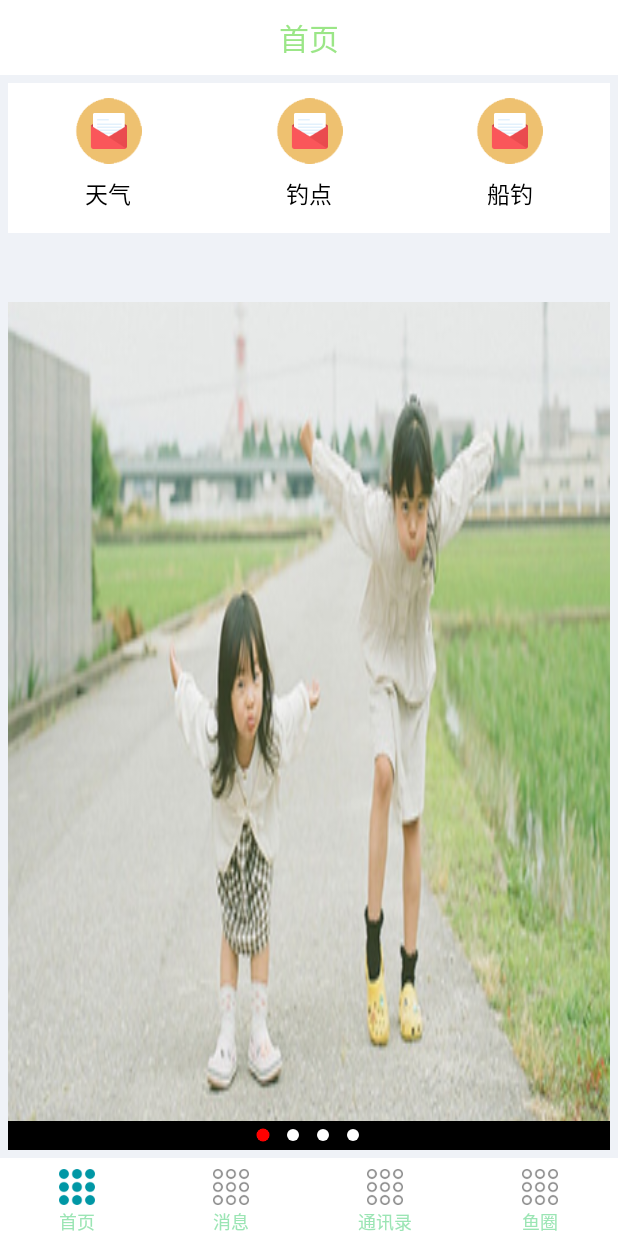
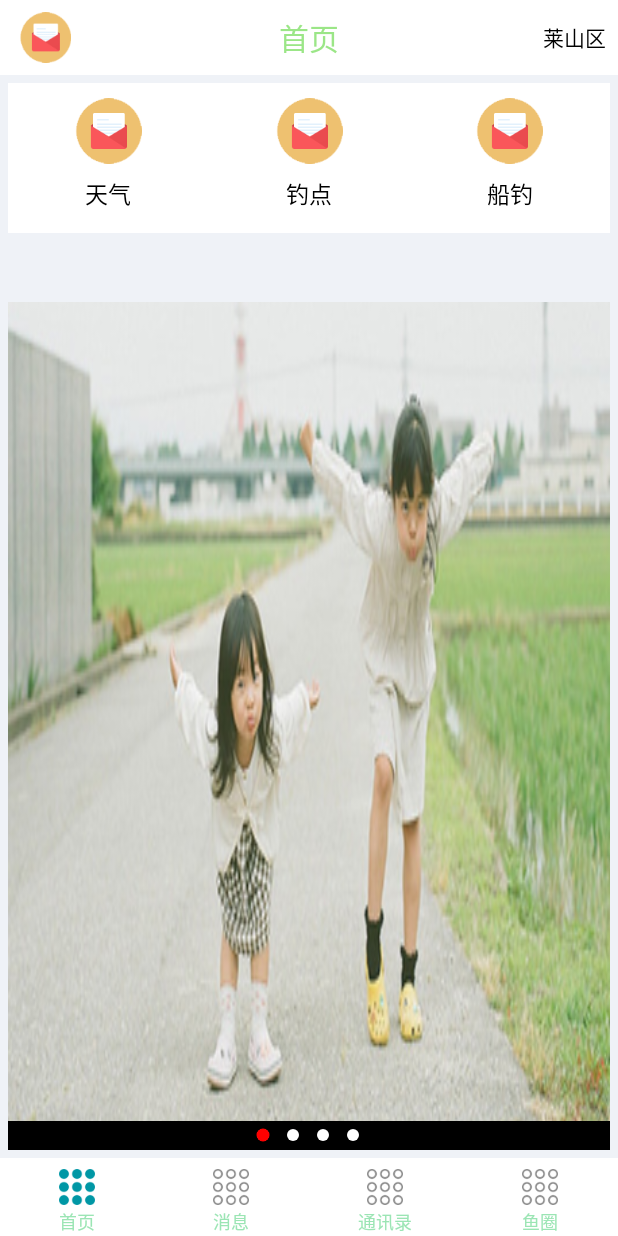
Before and after one commit to xiaocoolnet/Fish_android, an Android app: the HomeFragment screen opened directly, with no data from a screen before it, on a phone screen of 412 x 824 dp. Run offline under Robolectric (Android 15) with nearby library versions, the phone set to English and light mode, and no system bars.

Commit message:
主页的布局
我的(侧滑栏图标)和位置

```diff
--- a/app/src/main/res/layout/fragment_home.xml
+++ b/app/src/main/res/layout/fragment_home.xml
@@ -8,16 +8,35 @@
 
     <RelativeLayout
         android:layout_width="match_parent"
-        android:layout_height="50dip" >
+        android:layout_height="50dip"
+        android:background="@color/white">
+
+        <ImageView
+            android:id="@+id/iv_slidingmunu_btn"
+            android:layout_width="wrap_content"
+            android:layout_height="wrap_content"
+            android:gravity="center"
+            android:src="@drawable/home_logo_weather"
+            android:layout_margin="@dimen/fragmet_home_logo_size_8"/>
 
         <TextView
-            android:layout_width="match_parent"
-            android:layout_height="match_parent"
-            android:background="@color/white"
-            android:gravity="center"
+            android:id="@+id/tv_home_tilte"
+            android:layout_width="wrap_content"
+            android:layout_height="wrap_content"
+            android:layout_centerHorizontal="true"
+            android:layout_centerVertical="true"
             android:text="@string/home_menu_title"
             android:textColor="@color/tv_bar_color"
             android:textSize="20sp" />
+
+        <TextView
+            android:layout_width="wrap_content"
+            android:layout_height="match_parent"
+            android:layout_alignParentRight="true"
+            android:gravity="center"
+            android:text="莱山区"
+            android:layout_margin="@dimen/fragmet_home_logo_size_8"/>
+
     </RelativeLayout>
 
     <LinearLayout
```
